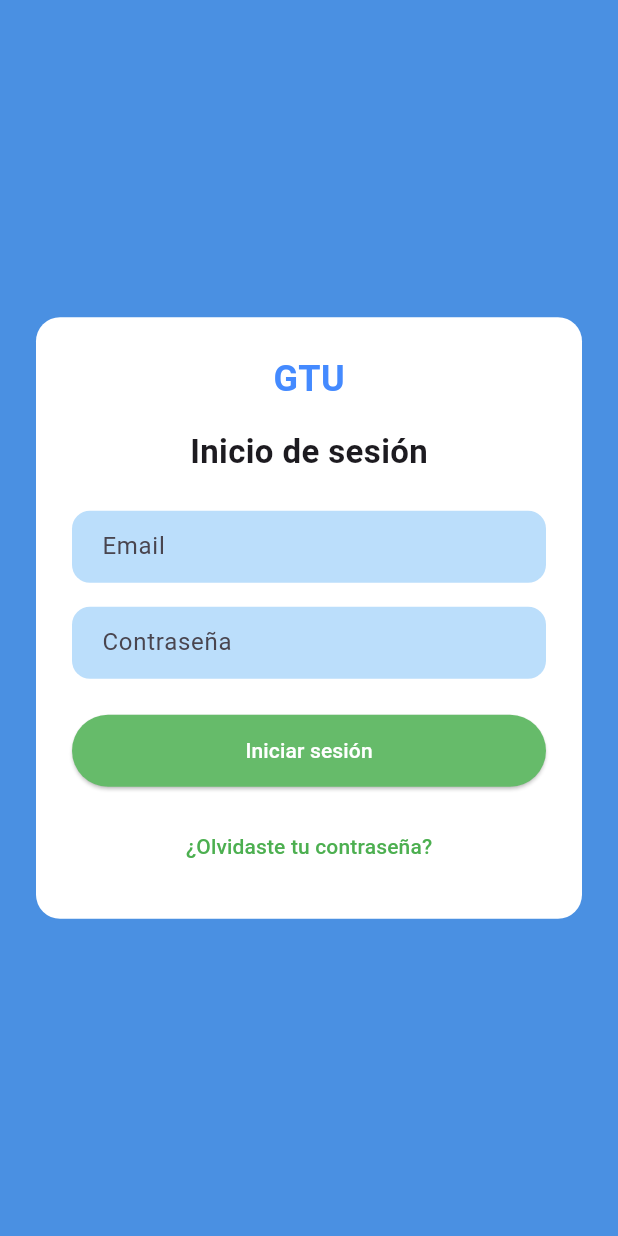
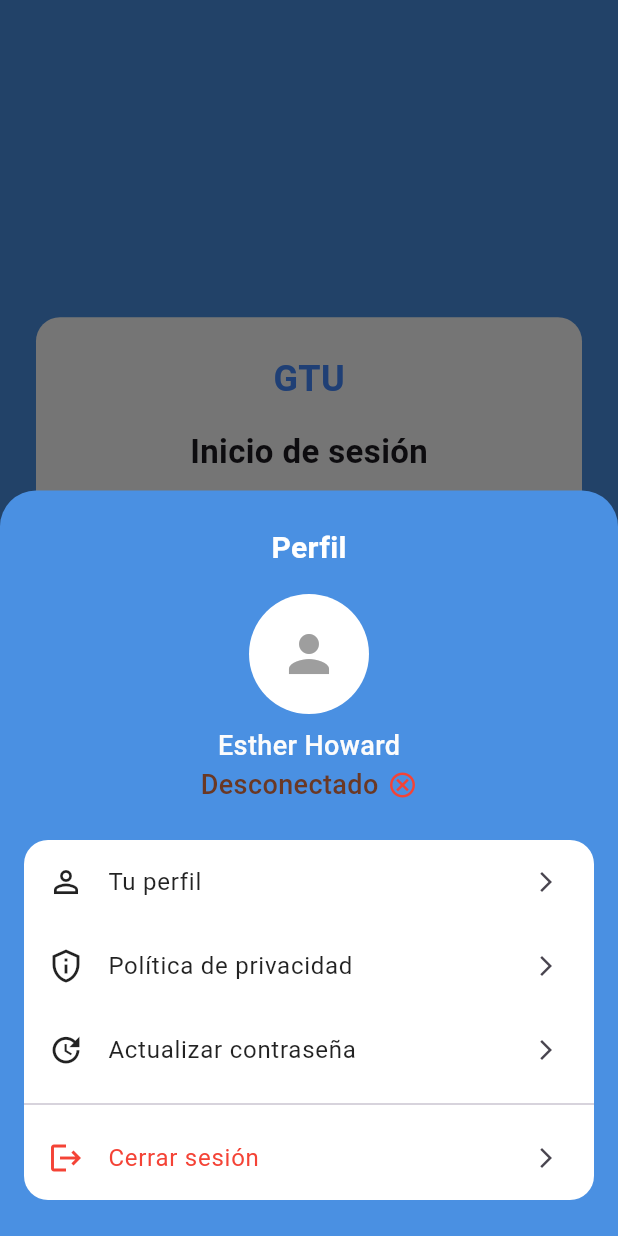
Before and after one commit to SantiReRo19/gtu_driver_app, a Flutter app: the screen it shows after launch, after a tap on "Iniciar sesión", on a phone screen of 412 x 824 dp. Run offline on Flutter 3.47's test engine with Material 3 defaults, Android fonts, the phone set to English and light mode, and no system bars.

Commit message:
Add login screen and driver profile screen

```diff
--- /dev/null
+++ b/lib/features/driver_profile/data/models/driver.dart
@@ -0,0 +1,6 @@
+class Driver {
+  final String name;
+  final String? profileImageUrl;
+
+  Driver({required this.name, this.profileImageUrl});
+}
--- a/lib/features/driver_profile/presentation/pages/login.dart
+++ b/lib/features/driver_profile/presentation/pages/login.dart
@@ -1,4 +1,7 @@
 import 'package:flutter/material.dart';
+//
+import 'package:gtu_driver_app/features/driver_profile/presentation/widgets/profileDrawer.dart';
+import 'package:gtu_driver_app/features/driver_profile/data/models/driver.dart';
 
 class Login extends StatelessWidget {
   const Login({super.key});
@@ -6,7 +9,7 @@ class Login extends StatelessWidget {
   @override
   Widget build(BuildContext context) {
     return MaterialApp(
-      title: 'GTU Driver App',
+      title: 'Login',
       debugShowCheckedModeBanner: false,
       home: const LoginScreen(),
     );
@@ -15,6 +18,16 @@ class Login extends StatelessWidget {
 
 class LoginScreen extends StatelessWidget {
   const LoginScreen({super.key});
+
+  void showProfileDrawer(BuildContext context, Driver driver) {
+    showModalBottomSheet(
+      context: context,
+      isScrollControlled: true,
+      backgroundColor: Colors.transparent,
+      builder: (context) =>
+          ProfileDrawer(name: driver.name, imageUrl: driver.profileImageUrl),
+    );
+  }
 
   @override
   Widget build(BuildContext context) {
@@ -84,7 +97,11 @@ class LoginScreen extends StatelessWidget {
                       padding: const EdgeInsets.symmetric(vertical: 14),
                     ),
                     onPressed: () {
-                      // para iniciar se
+                      final driver = Driver(
+                        name: "Esther Howard",
+                        profileImageUrl: null,
+                      );
+                      showProfileDrawer(context, driver);
                     },
                     child: const Text(
                       'Iniciar sesión',
--- /dev/null
+++ b/lib/features/driver_profile/presentation/widgets/profileDrawer.dart
@@ -0,0 +1,112 @@
+import 'package:flutter/material.dart';
+
+class ProfileDrawer extends StatelessWidget {
+  final String name;
+  final String status = 'Conectado';
+  final String? imageUrl;
+
+  const ProfileDrawer({super.key, required this.name, this.imageUrl});
+
+  bool get isConnected => false; // Simulación de estado de conexión
+
+  @override
+  Widget build(BuildContext context) {
+    return Container(
+      decoration: const BoxDecoration(
+        color: Color(0xFF4A90E2),
+        borderRadius: BorderRadius.vertical(top: Radius.circular(24)),
+      ),
+      padding: const EdgeInsets.symmetric(horizontal: 16, vertical: 24),
+      child: Column(
+        mainAxisSize: MainAxisSize.min,
+        children: [
+          const Text(
+            'Perfil',
+            style: TextStyle(
+              fontSize: 20,
+              color: Colors.white,
+              fontWeight: FontWeight.bold,
+            ),
+          ),
+          const SizedBox(height: 16),
+          CircleAvatar(
+            radius: 40,
+            backgroundColor: Colors.white,
+            backgroundImage: imageUrl != null ? NetworkImage(imageUrl!) : null,
+            child: imageUrl == null
+                ? const Icon(Icons.person, size: 40, color: Colors.grey)
+                : null,
+          ),
+          const SizedBox(height: 8),
+          Text(
+            name,
+            style: const TextStyle(
+              fontSize: 18,
+              color: Color.fromARGB(255, 252, 252, 252),
+              fontWeight: FontWeight.w500,
+            ),
+          ),
+          Row(
+            mainAxisAlignment: MainAxisAlignment.center,
+            children: [
+              Text(
+                isConnected ? 'Conectado' : 'Desconectado',
+                style: TextStyle(
+                  fontSize: 18,
+                  color: isConnected
+                      ? const Color.fromARGB(255, 33, 216, 140)
+                      : const Color.fromARGB(255, 106, 56, 36),
+                  fontWeight: FontWeight.w500,
+                ),
+              ),
+              const SizedBox(width: 6),
+              Icon(
+                isConnected
+                    ? Icons.check_circle_outline
+                    : Icons.cancel_outlined,
+                color: isConnected
+                    ? const Color.fromARGB(255, 33, 216, 140)
+                    : Colors.red,
+                size: 20,
+              ),
+            ],
+          ),
+          const SizedBox(height: 24),
+          Container(
+            decoration: BoxDecoration(
+              color: Colors.white,
+              borderRadius: BorderRadius.circular(16),
+            ),
+            child: Column(
+              children: [
+                _buildTile(Icons.person_outline, 'Tu perfil'),
+                _buildTile(
+                  Icons.privacy_tip_outlined,
+                  'Política de privacidad',
+                ),
+                _buildTile(Icons.update, 'Actualizar contraseña'),
+                const Divider(),
+                _buildTile(Icons.logout, 'Cerrar sesión', color: Colors.red),
+              ],
+            ),
+          ),
+        ],
+      ),
+    );
+  }
+
+  Widget _buildTile(
+    IconData icon,
+    String title, {
+    Color color = Colors.black87,
+  }) {
+    return ListTile(
+      leading: Icon(icon, color: color),
+      title: Text(title, style: TextStyle(color: color)),
+      trailing: const Icon(Icons.arrow_forward_ios, size: 16),
+      onTap: () {
+        // Acción por item
+      },
+    );
+  }
+}
```
